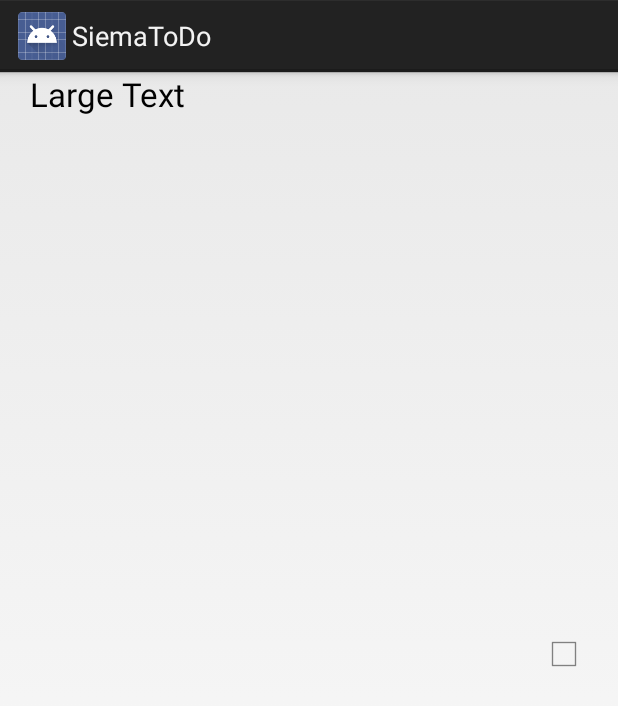
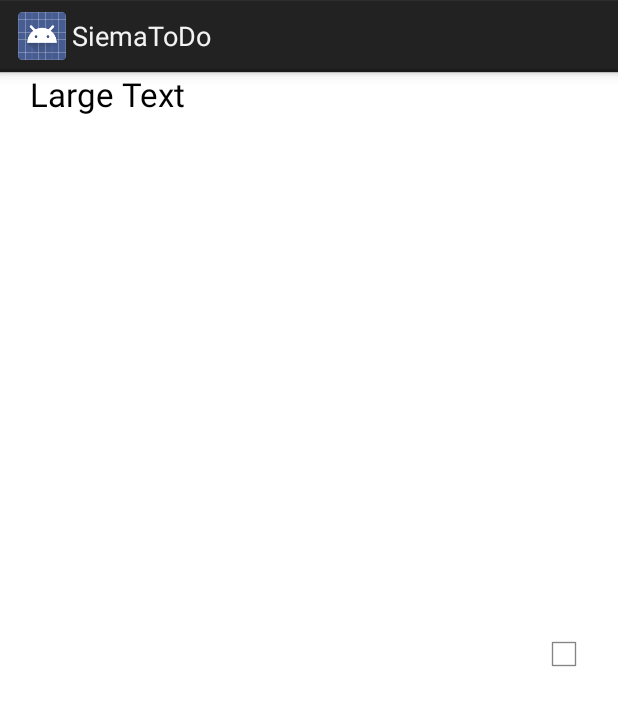
Before and after one commit to WezSieTato/SiemaToDo, an Android app: the layout task_row_front.xml on its own in the app's theme, with its tools: preview values and no code run, on a phone screen of 412 x 824 dp. Shown: the top 706 px of the screen. Run offline under Robolectric (Android 15) with nearby library versions, the phone set to English and light mode, and no system bars.

Commit message:
Added style

```diff
--- a/app/src/main/java/com/wezsietato/todo/TaskListAdapter.java
+++ b/app/src/main/java/com/wezsietato/todo/TaskListAdapter.java
@@ -47,7 +47,7 @@ public class TaskListAdapter extends ArrayAdapter<Task> {
                     .getSystemService(Context.LAYOUT_INFLATER_SERVICE);
             convertView = inflater.inflate(R.layout.task_row,
                     parent, false);
-            chk = (CheckBox) convertView.findViewById(R.id.checkBox1);
+            chk = (CheckBox) convertView.findViewById(R.id.taskCheckBox);
             tv = (TextView) convertView.findViewById(R.id.taskTextView);
             View front = (View) convertView.findViewById(R.id.taskRowFront);
             convertView.setTag(chk);
@@ -78,7 +78,7 @@ public class TaskListAdapter extends ArrayAdapter<Task> {
 
 
         } else {
-            chk = (CheckBox) convertView.findViewById(R.id.checkBox1);
+            chk = (CheckBox) convertView.findViewById(R.id.taskCheckBox);
             tv = (TextView) convertView.findViewById(R.id.taskTextView);
         }
         Task current = taskList.get(position);
--- a/app/src/main/java/com/wezsietato/todo/TasksActivity.java
+++ b/app/src/main/java/com/wezsietato/todo/TasksActivity.java
@@ -22,12 +22,12 @@ public class TasksActivity extends Activity {
         db = new TaskerDbHelper(this);
         list = db.getAllTasks();
         adapt = new TaskListAdapter(this, R.layout.task_row, list, db);
-        ListView listTask = (ListView) findViewById(R.id.listView1);
+        ListView listTask = (ListView) findViewById(R.id.listViewTasks);
         listTask.setAdapter(adapt);
     }
 
     public void addTaskNow(View v) {
-        EditText t = (EditText) findViewById(R.id.editText1);
+        EditText t = (EditText) findViewById(R.id.editTextNewTask);
         String s = t.getText().toString();
         if (s.equalsIgnoreCase("")) {
             Toast.makeText(this, "enter the task description first!!",
--- a/app/src/main/res/layout/task_row_back.xml
+++ b/app/src/main/res/layout/task_row_back.xml
@@ -3,8 +3,7 @@
     xmlns:android="http://schemas.android.com/apk/res/android"
     android:id="@+id/taskRowBack"
     android:tag="back"
-    android:layout_width="match_parent"
-    android:layout_height="match_parent">
+    style="@style/RowBack">
 
 
     <TextView
--- a/app/src/main/res/layout/task_row_front.xml
+++ b/app/src/main/res/layout/task_row_front.xml
@@ -3,7 +3,8 @@
     xmlns:android="http://schemas.android.com/apk/res/android"
     android:id="@+id/taskRowFront"
     android:tag="front"
-    android:layout_width="match_parent" android:layout_height="match_parent">
+    style="@style/RowFront"
+    >
 
     <TextView
         android:id="@+id/taskTextView"
@@ -18,7 +19,7 @@
         />
 
     <CheckBox
-        android:id="@+id/checkBox1"
+        android:id="@+id/taskCheckBox"
         android:layout_width="wrap_content"
         android:layout_height="wrap_content"
         android:focusable="true"
--- a/app/src/main/res/values/styles.xml
+++ b/app/src/main/res/values/styles.xml
@@ -2,7 +2,17 @@
 
     <!-- Base application theme. -->
     <style name="AppTheme" parent="android:Theme.Holo.Light.DarkActionBar">
-        <!-- Customize your theme here. -->
+    </style>
+
+    <style name="RowBack" parent="android:Theme.Holo.Light.DarkActionBar">
+        <item name="android:layout_width">match_parent</item>
+        <item name="android:layout_height">match_parent</item>
+    </style>
+
+    <style name="RowFront" parent="AppTheme">
+        <item name="android:background">@android:color/background_light</item>
+        <item name="android:layout_width">match_parent</item>
+        <item name="android:layout_height">match_parent</item>
     </style>
 
 </resources>
```
Also changed, not shown: app/src/main/res/layout/activity_tasks.xml (+15 -4 lines).
